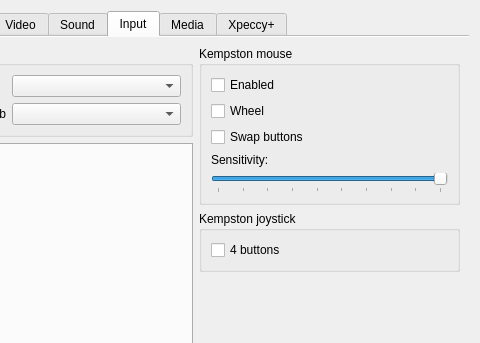
Volutar/xpeccy-plus, file ui/setupwin.ui: the form before one commit; both pictures show x 88 to 568 and y 0 to 343 of the 568 by 957 pixel window.
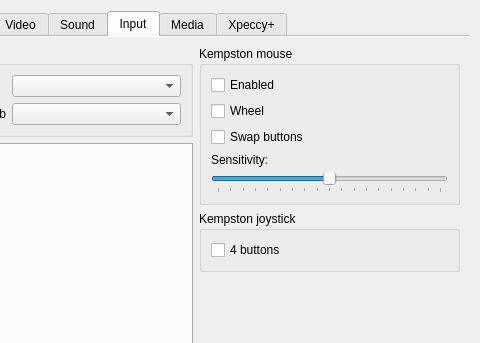
The form after the commit. The open tabs and pages were chosen to show the change. Icons and pictures are not drawn. Custom widgets are drawn as their Qt base class.

What changed in the file:
```diff
--- a/ui/setupwin.ui
+++ b/ui/setupwin.ui
@@ -2676,7 +2676,7 @@
                  <number>100</number>
                 </property>
                 <property name="maximum">
-                 <number>1000</number>
+                 <number>1900</number>
                 </property>
                 <property name="singleStep">
                  <number>10</number>
```
Left out of the diff: 4 changed lines with no effect on the pictures.
